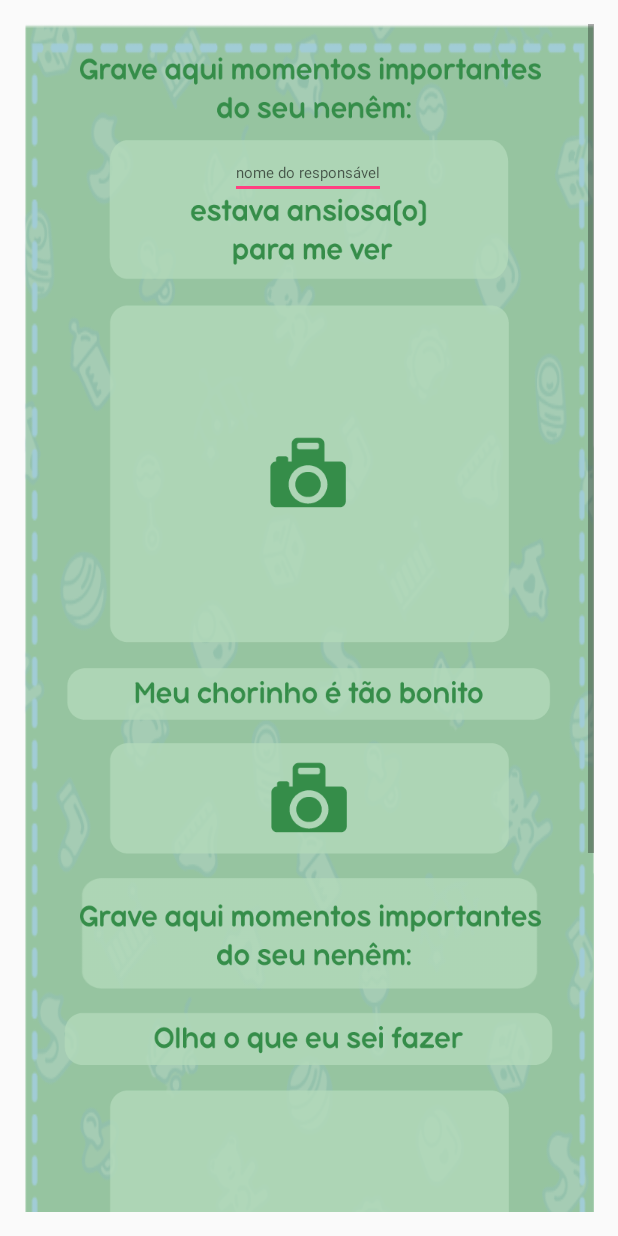
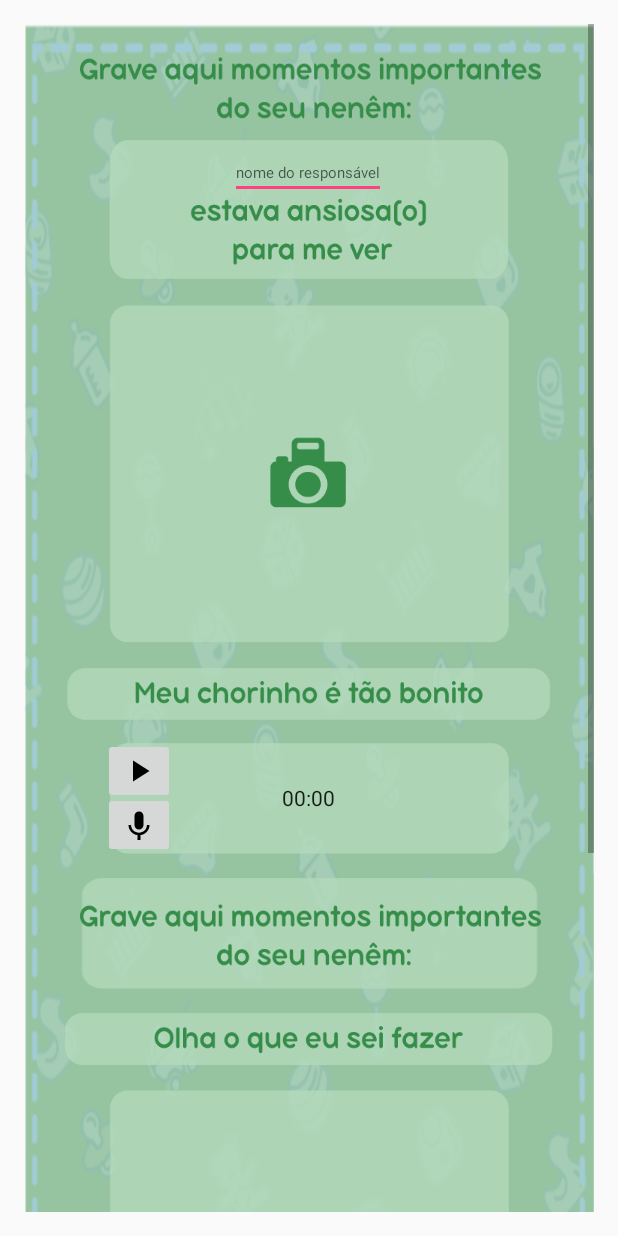
Before and after one commit to EvaMarla/Immunize, an Android app: the MainActivityFoto screen opened directly, with no data from a screen before it, on a phone screen of 412 x 824 dp. Run offline under Robolectric (Android 15) with nearby library versions, the phone set to English and light mode, and no system bars; 1 statement that could not run was skipped.

Commit message:
Gravar Áudio
adaptei layout do diário e adicionei código para gravar audio. Além disso, atualizei classe Util para atender a essa demanda.

```diff
--- a/app/src/main/AndroidManifest.xml
+++ b/app/src/main/AndroidManifest.xml
@@ -142,7 +142,7 @@
         <activity android:name=".NAVI.Activities.MainProv" />
 
         <activity
-        android:name=".NAVI.Photo.MainActivityFoto"
+        android:name=".NAVI.Diario.MainActivityFoto"
         android:theme="@style/AppTheme.NoActionBar" />
 
 
--- a/app/src/main/java/br/com/immunize/navigationdrawer/NAVI/Activities/CalendarioActivity.java
+++ b/app/src/main/java/br/com/immunize/navigationdrawer/NAVI/Activities/CalendarioActivity.java
@@ -83,7 +83,7 @@ public class CalendarioActivity extends AppCompatActivity {
             c.set(mYear, mMonth, mDay);
             SimpleDateFormat df = new SimpleDateFormat("MMM-dd-yyyy");
             String selectedDate = df.format(c.getTime());
-            calendarView.setText(selectedDate);
+           //calendarView.setText(selectedDate);
         }
     };
 }
--- a/app/src/main/java/br/com/immunize/navigationdrawer/NAVI/Activities/DiarioAcitivity.java
+++ b/app/src/main/java/br/com/immunize/navigationdrawer/NAVI/Activities/DiarioAcitivity.java
@@ -9,11 +9,9 @@ import android.support.v7.widget.Toolbar;
 import android.text.Editable;
 import android.text.TextWatcher;
 import android.view.View;
-import android.widget.AdapterView;
 import android.widget.EditText;
 
-import br.com.immunize.navigationdrawer.NAVI.Objects.Crianca;
-import br.com.immunize.navigationdrawer.NAVI.Photo.MainActivityFoto;
+import br.com.immunize.navigationdrawer.NAVI.Diario.MainActivityFoto;
 import br.com.immunize.navigationdrawer.R;
 
 /**
--- a/app/src/main/java/br/com/immunize/navigationdrawer/NAVI/Photo/CameraFotoFragment.java
+++ b/app/src/main/java/br/com/immunize/navigationdrawer/NAVI/Diario/CameraFotoFragment.java
@@ -1,4 +1,4 @@
-package br.com.immunize.navigationdrawer.NAVI.Photo;
+package br.com.immunize.navigationdrawer.NAVI.Diario;
 
 import android.app.Activity;
 import android.content.Intent;
@@ -14,7 +14,6 @@ import android.view.View;
 import android.view.ViewGroup;
 import android.view.ViewTreeObserver;
 import android.widget.ImageButton;
-import android.widget.ImageView;
 
 import java.io.File;
 
--- a/app/src/main/java/br/com/immunize/navigationdrawer/NAVI/Photo/MainActivityFoto.java
+++ b/app/src/main/java/br/com/immunize/navigationdrawer/NAVI/Diario/MainActivityFoto.java
@@ -1,4 +1,4 @@
-package br.com.immunize.navigationdrawer.NAVI.Photo;
+package br.com.immunize.navigationdrawer.NAVI.Diario;
 
 import android.os.Bundle;
 import android.support.v7.app.AppCompatActivity;
--- a/app/src/main/java/br/com/immunize/navigationdrawer/NAVI/Photo/Util.java
+++ b/app/src/main/java/br/com/immunize/navigationdrawer/NAVI/Diario/Util.java
@@ -1,4 +1,4 @@
-package br.com.immunize.navigationdrawer.NAVI.Photo;
+package br.com.immunize.navigationdrawer.NAVI.Diario;
 
 import android.content.Context;
 import android.content.Intent;
@@ -19,18 +19,24 @@ import java.util.Date;
 public abstract class Util {
 
     public static final int MIDIA_FOTO = 0;
+    public static final int MIDIA_VIDEO = 1;
+    public static final int MIDIA_AUDIO = 2;
 
     public static final int REQUESTCODE_FOTO =1;
+    public static final int REQUESTCODE_VIDEO = 2;
+    public static final int REQUESTCODE_AUDIO =3;
 
     private static final String ULTIMA_FOTO = "ultima_foto";
+    private static final String ULTIMA_VIDEO = "ultimo_video";
+    private static final String ULTIMA_AUDIO = "ultima_audio";
 
     private static final String PREFERENCIA_MIDIA = "midia_prefs";
 
     private static final String PASTA_MIDIA = "Immunize";
 
-    private static final String EXTENSAO = ".jpg";
+    private static final String[] EXTENSOES = new String[]{".jpg", ".mp4", ".3gp"};
 
-    private static final String CHAVE_PREF = "ULTIMA_FOTO";
+    private static final String[] CHAVES_PREF = new String[]{"ULTIMA_FOTO", "ULTIMO_VIDEO", "ULTIMO_AUDIO"};
 
     public static File novaMidia(int tipo){
 
@@ -42,14 +48,14 @@ public abstract class Util {
 
             dirMidia.mkdirs();
         }
-    return new File(dirMidia, nomeMidia + EXTENSAO );
+    return new File(dirMidia, nomeMidia + EXTENSOES[tipo]);
     }
 
     public static void salvarUltimaMidia(Context ctx, int tipo, String midia){
 
         SharedPreferences sharedPreferences = ctx.getSharedPreferences(PREFERENCIA_MIDIA, Context.MODE_PRIVATE);
 
-        sharedPreferences.edit().putString(CHAVE_PREF, midia).commit();
+        sharedPreferences.edit().putString(CHAVES_PREF[tipo], midia).commit();
 
         Intent mediaScanIntent = new Intent(Intent.ACTION_MEDIA_SCANNER_SCAN_FILE);
 
@@ -61,7 +67,7 @@ public abstract class Util {
     }
 
     public static String carregarUltimaMidia(Context ctx, int tipo){
-        return ctx.getSharedPreferences(PREFERENCIA_MIDIA, Context.MODE_PRIVATE).getString(CHAVE_PREF, null);
+        return ctx.getSharedPreferences(PREFERENCIA_MIDIA, Context.MODE_PRIVATE).getString(CHAVES_PREF[tipo], null);
     }
 
     public static Bitmap carregarImagem(File imagem, int largura, int altura){
--- a/app/src/main/java/br/com/immunize/navigationdrawer/NAVI/NAVI/MainActivity.java
+++ b/app/src/main/java/br/com/immunize/navigationdrawer/NAVI/NAVI/MainActivity.java
@@ -28,8 +28,7 @@ import br.com.immunize.navigationdrawer.NAVI.Activities.CartaoActivity;
 import br.com.immunize.navigationdrawer.NAVI.Activities.DiarioAcitivity;
 import br.com.immunize.navigationdrawer.NAVI.Activities.GMapsActivity;
 import br.com.immunize.navigationdrawer.NAVI.Objects.Vacina;
-import br.com.immunize.navigationdrawer.NAVI.Photo.CameraFotoFragment;
-import br.com.immunize.navigationdrawer.NAVI.Photo.MainActivityFoto;
+import br.com.immunize.navigationdrawer.NAVI.Diario.MainActivityFoto;
 import br.com.immunize.navigationdrawer.NAVI.Utils.Utils;
 import br.com.immunize.navigationdrawer.R;
 
--- /dev/null
+++ b/app/src/main/res/drawable-v21/ic_btn_speak_now.xml
@@ -0,0 +1,4 @@
+<?xml version="1.0" encoding="utf-8"?>
+<selector xmlns:android="http://schemas.android.com/apk/res/android">
+
+</selector>
--- /dev/null
+++ b/app/src/main/res/drawable-v21/ic_keyboard_voice_black_24dp.xml
@@ -0,0 +1,9 @@
+<vector xmlns:android="http://schemas.android.com/apk/res/android"
+        android:width="24dp"
+        android:height="24dp"
+        android:viewportWidth="24.0"
+        android:viewportHeight="24.0">
+    <path
+        android:fillColor="#FF000000"
+        android:pathData="M12,15c1.66,0 2.99,-1.34 2.99,-3L15,6c0,-1.66 -1.34,-3 -3,-3S9,4.34 9,6v6c0,1.66 1.34,3 3,3zM17.3,12c0,3 -2.54,5.1 -5.3,5.1S6.7,15 6.7,12L5,12c0,3.42 2.72,6.23 6,6.72L11,22h2v-3.28c3.28,-0.48 6,-3.3 6,-6.72h-1.7z"/>
+</vector>
--- /dev/null
+++ b/app/src/main/res/drawable-v21/ic_play_arrow_black_24dp.xml
@@ -0,0 +1,9 @@
+<vector xmlns:android="http://schemas.android.com/apk/res/android"
+        android:width="24dp"
+        android:height="24dp"
+        android:viewportWidth="24.0"
+        android:viewportHeight="24.0">
+    <path
+        android:fillColor="#FF000000"
+        android:pathData="M8,5v14l11,-7z"/>
+</vector>
--- a/app/src/main/res/layout/activity_diario.xml
+++ b/app/src/main/res/layout/activity_diario.xml
@@ -65,11 +65,28 @@
         android:background="@drawable/tela_diario_colunamenor"
         android:layout_gravity="center_horizontal"
         android:layout_marginTop="10dp">
+
         <ImageButton
             android:layout_width="wrap_content"
             android:layout_height="wrap_content"
-            android:background="@drawable/tela_diario_camera"
-            android:onClick="GravarAudio"
+            android:id="@+id/btnPlay"
+            android:src="@drawable/ic_play_arrow_black_24dp"
+            android:layout_alignParentTop="true"
+            android:layout_toRightOf="@+id/btnGravar"
+            android:layout_toEndOf="@+id/btnGravar"
+            android:layout_gravity="left|top" />
+
+        <ImageButton
+        android:layout_width="wrap_content"
+        android:layout_height="wrap_content"
+        android:id="@+id/btnGravar"
+        android:src="@drawable/ic_keyboard_voice_black_24dp"
+            android:layout_gravity="left|bottom" />
+
+        <Chronometer
+            android:layout_width="wrap_content"
+            android:layout_height="wrap_content"
+            android:id="@+id/chronometer"
             android:layout_gravity="center" />
     </FrameLayout>
 
--- a/app/src/main/res/layout/activity_main_foto.xml
+++ b/app/src/main/res/layout/activity_main_foto.xml
@@ -7,12 +7,12 @@
     android:paddingLeft="@dimen/activity_horizontal_margin"
     android:paddingRight="@dimen/activity_horizontal_margin"
     android:paddingTop="@dimen/activity_vertical_margin"
-    tools:context=".NAVI.Photo.MainActivityFoto">
+    tools:context=".NAVI.Diario.MainActivityFoto">
 
     <fragment
         android:layout_width="match_parent"
         android:layout_height="match_parent"
         android:id="@+id/fragmentFoto"
-        class="br.com.immunize.navigationdrawer.NAVI.Photo.CameraFotoFragment"
+        class="br.com.immunize.navigationdrawer.NAVI.Diario.CameraFotoFragment"
         tools:layout="@layout/nav_header_main"/>
 </RelativeLayout>
--- a/app/src/main/res/layout/nav_header_main.xml
+++ b/app/src/main/res/layout/nav_header_main.xml
@@ -10,7 +10,7 @@
     android:paddingRight="@dimen/activity_horizontal_margin"
     android:paddingTop="@dimen/activity_vertical_margin"
     android:id="@+id/lt"
-    tools:context=".NAVI.Photo.CameraFotoFragment">
+    tools:context=".NAVI.Diario.CameraFotoFragment">
 
     <ImageView
         android:id="@+id/imgFoto"
```
Also changed, not shown: app/src/main/java/br/com/immunize/navigationdrawer/NAVI/Banco/BDCore.java (+0 -7 lines), app/src/main/java/br/com/immunize/navigationdrawer/NAVI/Diario/GravarAudioFragment.java (added, +168 -0 lines), app/src/main/res/drawable-v21/alimentacao_marcado.png (added), app/src/main/res/drawable-v21/tela_diario_camera.png (added).
